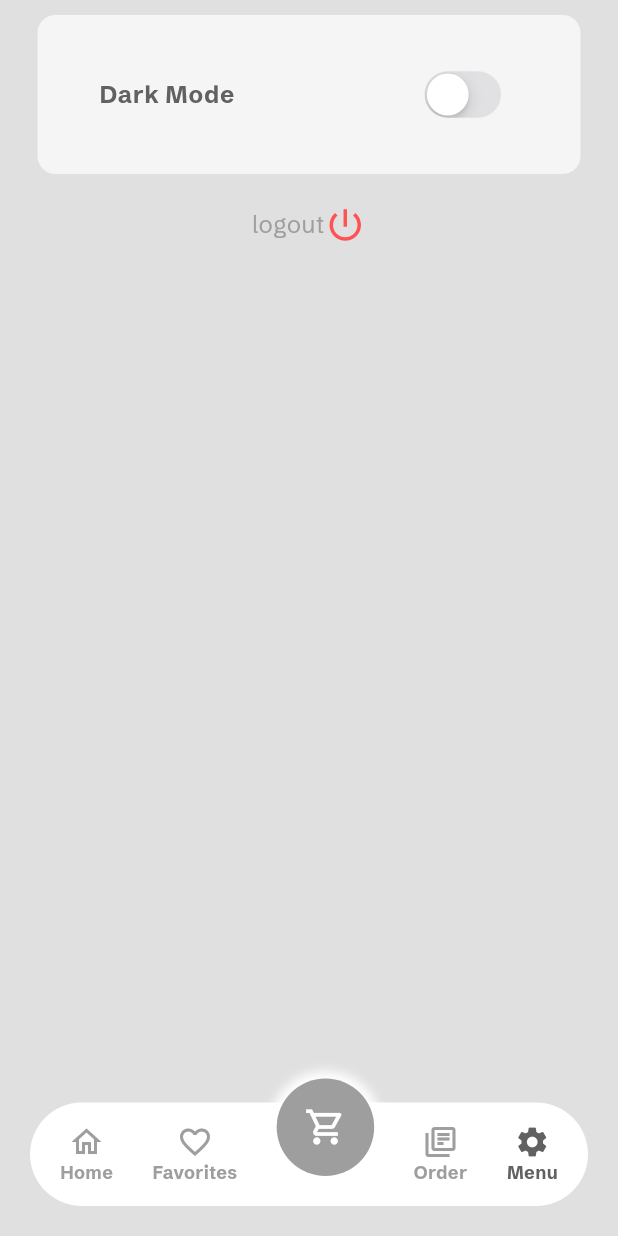
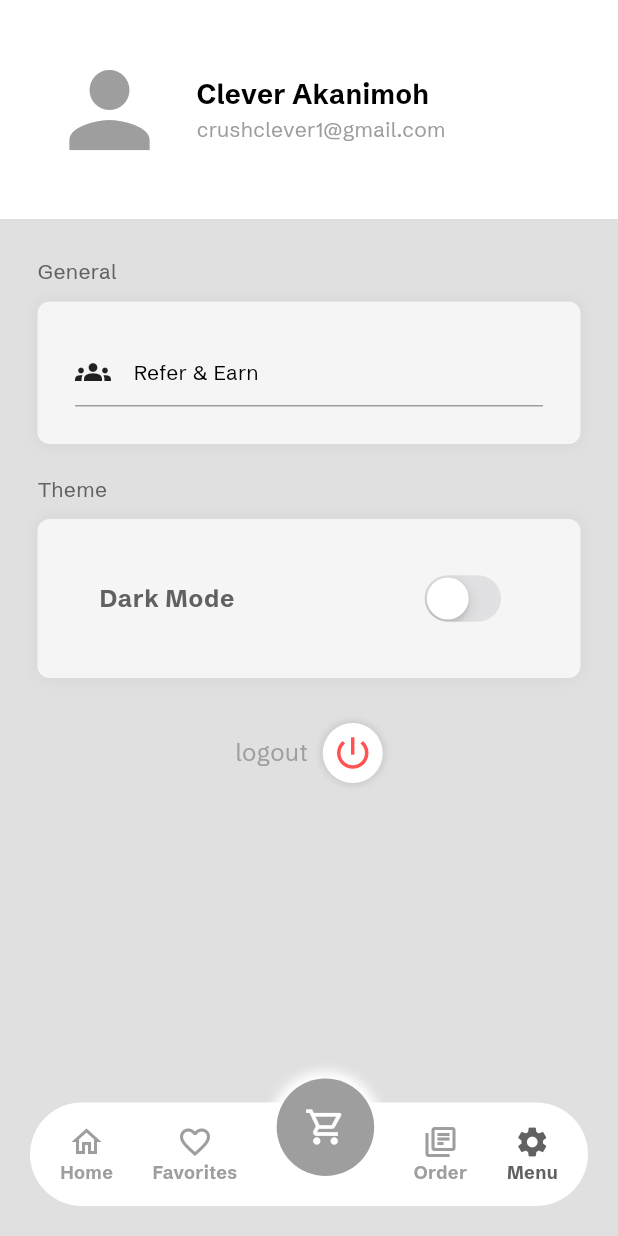
Before and after one commit to cleverAkanimoh/food_delivery_app, a Flutter app: the screen it shows once a user with an empty profile is signed in, item 5 of the bottom bar chosen, on a phone screen of 412 x 824 dp. Run offline on Flutter 3.47's test engine with Material 3 defaults, Android fonts, the phone set to English and light mode, and no system bars; our stand-ins replace carousel_slider, cloud_firestore, firebase_auth, firebase_core, flutter_credit_card; accounts and stored records are empty.

Commit message:
changed 5 files

```diff
--- a/lib/pages/home_page.dart
+++ b/lib/pages/home_page.dart
@@ -9,7 +9,8 @@ class HomePage extends StatelessWidget {
 
   @override
   Widget build(BuildContext context) {
-    return ListView(
+    return SafeArea(
+      child: ListView(
         children: [
           const HomeHeader(),
           const ProductCarousel(),
@@ -18,8 +19,9 @@ class HomePage extends StatelessWidget {
             heading: "Featured products",
             viewAll: () {},
           ),
-        FeaturedContainer(heading: "Featured stores", viewAll: () {}),
+          // FeaturedContainer(heading: "Featured stores", viewAll: () {}),
         ],
+      ),
     );
   }
 }
--- a/lib/pages/settings_page.dart
+++ b/lib/pages/settings_page.dart
@@ -1,50 +1,51 @@
 import 'package:flutter/material.dart';
 import 'package:flutter/widgets.dart';
-import '../services/auth/auth_service.dart';
-import '../widgets/settings_page/dark_mode_list_tile.dart';
+import 'package:food_delivery_app/widgets/settings_page/logout_widget.dart';
+import '/widgets/settings_page/dark_mode_list_tile.dart';
+import '/widgets/settings_page/settings_header.dart';
 import '/widgets/settings_page/settings_container.dart';
 
 class SettingsPage extends StatelessWidget {
   const SettingsPage({super.key});
 
-  void logout() {
-    //  get instance of auth service
-    final authService = AuthService();
-    authService.signOut();
-  }
-
   @override
   Widget build(BuildContext context) {
-    return SafeArea(
-      child: ListView(
-        children: [
-          const SettingsContainer(
-            child: DarkModeListTile(),
-          ),
-          const SizedBox(height: 20),
-          GestureDetector(
-            onTap: logout,
-            child: Row(
-              mainAxisAlignment: MainAxisAlignment.center,
-              children: [
-                Text(
-                  "logout",
-                  style: TextStyle(
-                    fontSize: 16,
-                    fontWeight: FontWeight.w200,
-                    color: Theme.of(context).colorScheme.primary,
+    return ListView(
+      children: [
+        const SettingsHeader(),
+        SettingsContainer(
+          heading: "General",
+          child: GestureDetector(
+            onTap: () {},
+            child: Container(
+              padding: const EdgeInsets.symmetric(
+                vertical: 10,
+              ),
+              decoration: BoxDecoration(
+                  border: Border(
+                      bottom: BorderSide(
+                color: Theme.of(context).colorScheme.primary,
+              ))),
+              child: const Row(
+                crossAxisAlignment: CrossAxisAlignment.center,
+                children: [
+                  Icon(
+                    Icons.groups_sharp,
                   ),
-                ),
-                const Icon(
-                  Icons.power_settings_new,
-                  size: 28,
-                  color: Colors.redAccent,
-                ),
-              ],
+                  SizedBox(width: 15),
+                  Text("Refer & Earn"),
+                ],
+              ),
             ),
           ),
-        ],
-      ),
+        ),
+        const SettingsContainer(
+          heading: "Theme",
+          child: DarkModeListTile(),
+        ),
+        const SizedBox(height: 20),
+        const LogoutWidget(),
+      ],
     );
   }
 }
--- /dev/null
+++ b/lib/widgets/settings_page/logout_widget.dart
@@ -0,0 +1,53 @@
+import 'package:flutter/material.dart';
+
+import '/services/auth/auth_service.dart';
+
+class LogoutWidget extends StatelessWidget {
+  const LogoutWidget({super.key});
+
+  void logout() {
+    //  get instance of auth service
+    final authService = AuthService();
+    authService.signOut();
+  }
+
+  @override
+  Widget build(BuildContext context) {
+    return GestureDetector(
+      onTap: logout,
+      child: Row(
+        mainAxisAlignment: MainAxisAlignment.center,
+        children: [
+          Text(
+            "logout",
+            style: TextStyle(
+              fontSize: 16,
+              fontWeight: FontWeight.w200,
+              color: Theme.of(context).colorScheme.primary,
+            ),
+          ),
+          const SizedBox(width: 10),
+          Container(
+            width: 40,
+            height: 40,
+            decoration: BoxDecoration(
+                color: Theme.of(context).colorScheme.tertiary,
+                shape: BoxShape.circle,
+                boxShadow: [
+                  BoxShadow(
+                    color: Colors.grey.withOpacity(.3),
+                    blurRadius: 3,
+                    spreadRadius: 2,
+                  )
+                ]),
+            child: const Icon(
+              Icons.power_settings_new,
+              size: 28,
+              color: Colors.redAccent,
+            ),
+          ),
+        ],
+      ),
+    );
+  }
+}
--- a/lib/widgets/settings_page/settings_container.dart
+++ b/lib/widgets/settings_page/settings_container.dart
@@ -2,20 +2,46 @@ import 'package:flutter/material.dart';
 
 class SettingsContainer extends StatelessWidget {
   final Widget child;
+  final String heading;
   const SettingsContainer({
     super.key,
     required this.child,
+    required this.heading,
   });
 
   @override
   Widget build(BuildContext context) {
     return Container(
-      padding: const EdgeInsets.all(25),
-      margin: const EdgeInsets.only(left: 25, top: 10, right: 25),
-      decoration: BoxDecoration(
-          color: Theme.of(context).colorScheme.secondary,
-          borderRadius: BorderRadius.circular(12)),
-      child: child,
+      margin: const EdgeInsets.symmetric(vertical: 10, horizontal: 25),
+      child: Column(
+        crossAxisAlignment: CrossAxisAlignment.start,
+        children: [
+          Text(
+            heading,
+            style: TextStyle(
+              fontSize: 14,
+              fontWeight: FontWeight.w300,
+              color: Theme.of(context).colorScheme.inversePrimary,
+            ),
+          ),
+          Container(
+            padding: const EdgeInsets.all(25),
+            margin: const EdgeInsets.only(top: 10),
+            width: MediaQuery.of(context).size.width,
+            decoration: BoxDecoration(
+                color: Theme.of(context).colorScheme.secondary,
+                borderRadius: BorderRadius.circular(8),
+                boxShadow: [
+                  BoxShadow(
+                    color: Colors.grey.withOpacity(.15),
+                    blurRadius: 8,
+                    spreadRadius: 1,
+                  )
+                ]),
+            child: child,
+          ),
+        ],
+      ),
     );
   }
 }
--- /dev/null
+++ b/lib/widgets/settings_page/settings_header.dart
@@ -0,0 +1,49 @@
+import 'package:flutter/material.dart';
+
+class SettingsHeader extends StatelessWidget {
+  const SettingsHeader({
+    super.key,
+  });
+
+  @override
+  Widget build(BuildContext context) {
+    return Container(
+      padding: const EdgeInsets.all(25),
+      margin: const EdgeInsets.only(bottom: 15),
+      color: Theme.of(context).colorScheme.tertiary,
+      child: Row(
+        children: [
+          Container(
+            padding: const EdgeInsets.all(8),
+            child: Icon(
+              Icons.person,
+              size: 80,
+              color: Theme.of(context).colorScheme.primary,
+            ),
+          ),
+          const SizedBox(width: 10),
+          Column(
+            crossAxisAlignment: CrossAxisAlignment.start,
+            children: [
+              const Text(
+                "Clever Akanimoh",
+                style: TextStyle(
+                  fontSize: 18,
+                  fontWeight: FontWeight.bold,
+                ),
+              ),
+              Text(
+                "crushclever1@gmail.com",
+                style: TextStyle(
+                  fontSize: 14,
+                  fontWeight: FontWeight.w400,
+                  color: Theme.of(context).colorScheme.primary,
+                ),
+              ),
+            ],
+          )
+        ],
+      ),
+    );
+  }
+}
```
Lines whose indentation alone changed are shown as unchanged.
